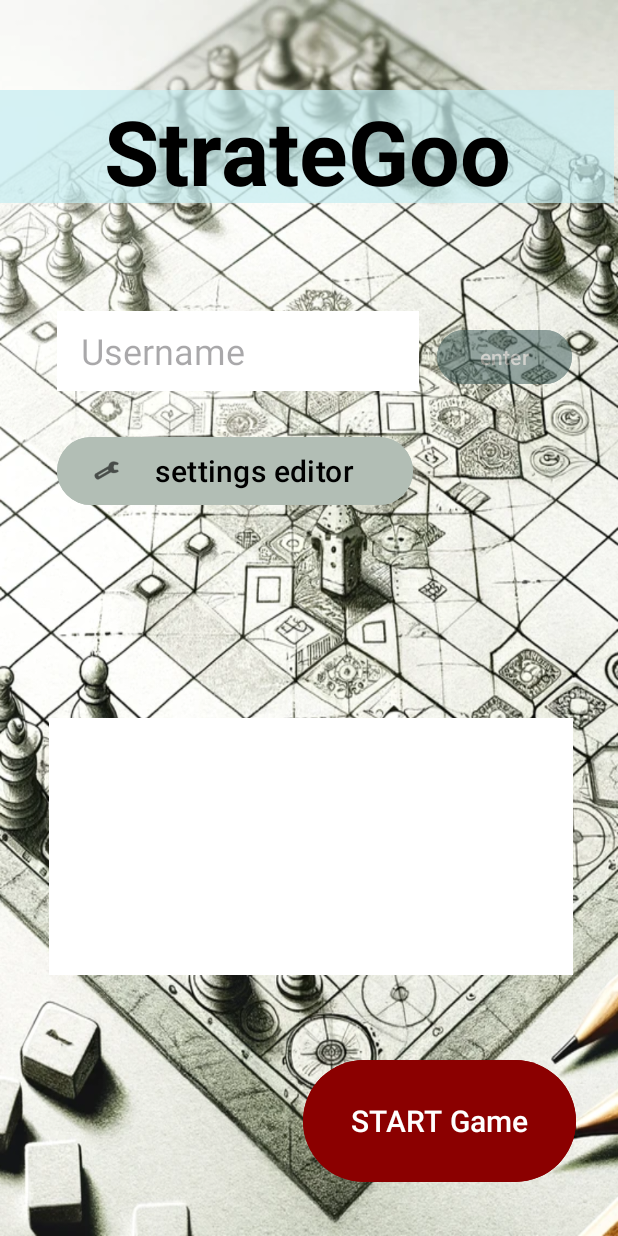
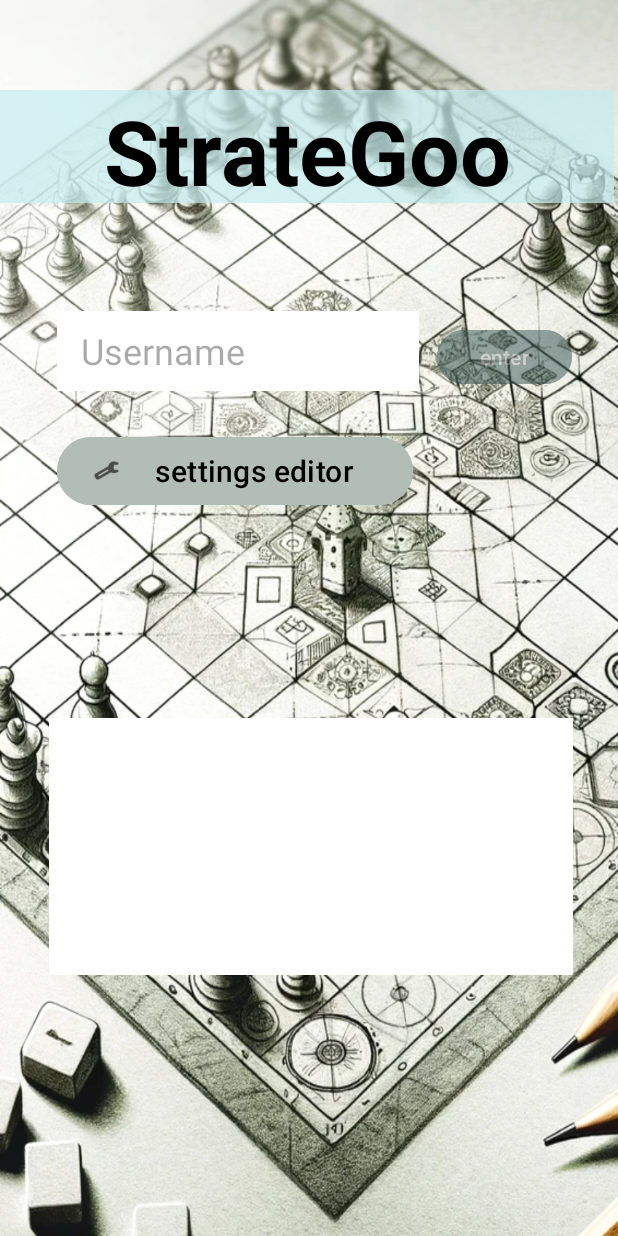
Before and after one commit to SE-II-group-do-1/stratego-app, an Android app: the screen it shows after launch (MainActivity), on a phone screen of 412 x 824 dp. Run offline under Robolectric (Android 15) with nearby library versions, the phone set to English and light mode, and no system bars; Roboto replaces fonts that are not available here.

Commit message:
feat: remove StartButton due to automatic game start when two players are online

```diff
--- a/app/src/main/java/com/example/stratego_app/ui/MainFragment.java
+++ b/app/src/main/java/com/example/stratego_app/ui/MainFragment.java
@@ -38,7 +38,7 @@ public class MainFragment extends Fragment {
         super.onViewCreated(view, savedInstanceState);
 
         Button settingsButton = view.findViewById(R.id.settings);
-        Button startGame = view.findViewById(R.id.startGame);
+        //Button startGame = view.findViewById(R.id.startGame);
         Button enter = view.findViewById(R.id.enterButton);
         EditText usernameEntry = view.findViewById(R.id.enterUsername);
 
@@ -77,7 +77,7 @@ public class MainFragment extends Fragment {
             if (username != null && !username.isEmpty()) {
                 if (SaveSetup.doesGameSetupExist(getContext(), username)) {
                     setButtonEnabled(enter);
-                    setButtonEnabled(startGame);
+                    //setButtonEnabled(startGame);
                 } else {
                     setButtonDisabled(enter); // Ensure it's disabled if no setup exists
                 }
@@ -88,7 +88,7 @@ public class MainFragment extends Fragment {
                     return;
                 }
 
-                startGame.setEnabled(true);
+                //startGame.setEnabled(true);
             }
 
                 //ModelService.getInstance().Player(username, -1);//has to be updated as id is received by server!
--- a/app/src/main/res/layout/fragment_main_fragment.xml
+++ b/app/src/main/res/layout/fragment_main_fragment.xml
@@ -73,7 +73,7 @@
         app:layout_constraintStart_toStartOf="parent"
         app:layout_constraintTop_toTopOf="@+id/enterUsername" />
 
-    <Button
+    <!-- <Button
         android:id="@+id/startGame"
         android:layout_width="182dp"
         android:layout_height="89dp"
@@ -84,7 +84,7 @@
         android:textColor="@color/white"
         android:textSize="20sp"
         app:layout_constraintBottom_toBottomOf="parent"
-        app:layout_constraintEnd_toEndOf="parent" />
+        app:layout_constraintEnd_toEndOf="parent" /> -->
 
     <androidx.fragment.app.FragmentContainerView
         android:id="@+id/fragmentContainerView"
```
Also changed, not shown: 1 other file.
